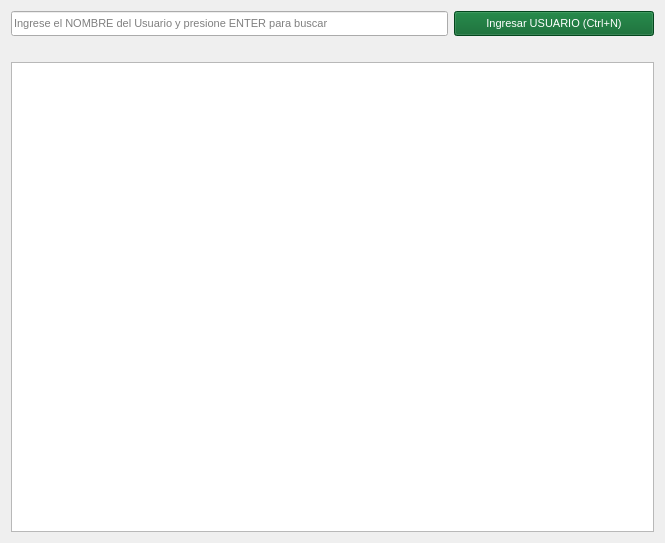
Above: gui/listas/listaUsuarios.ui from shae-ra/sindicato before the change. Below: the same form after it.
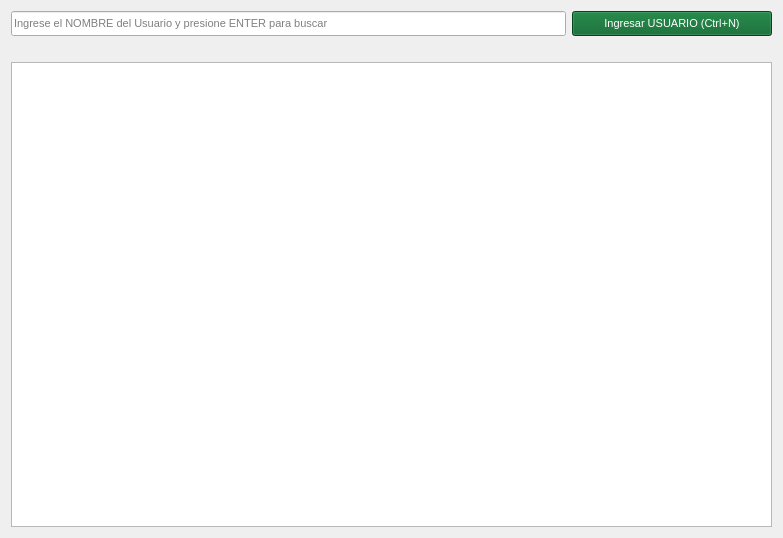
That is the form after the change. Icons and pictures are not drawn.

The edit to the form file:
```diff
--- a/gui/listas/listaUsuarios.ui
+++ b/gui/listas/listaUsuarios.ui
@@ -6,8 +6,8 @@
    <rect>
     <x>0</x>
     <y>0</y>
-    <width>665</width>
-    <height>543</height>
+    <width>783</width>
+    <height>538</height>
    </rect>
   </property>
   <property name="windowTitle">
```
